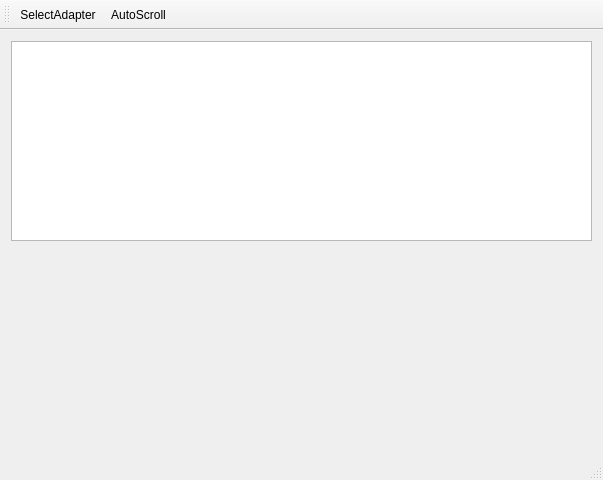
Above: mainwindow.ui from kSDOT/NetworkMonitorGIT before the change. Below: the same form after it.
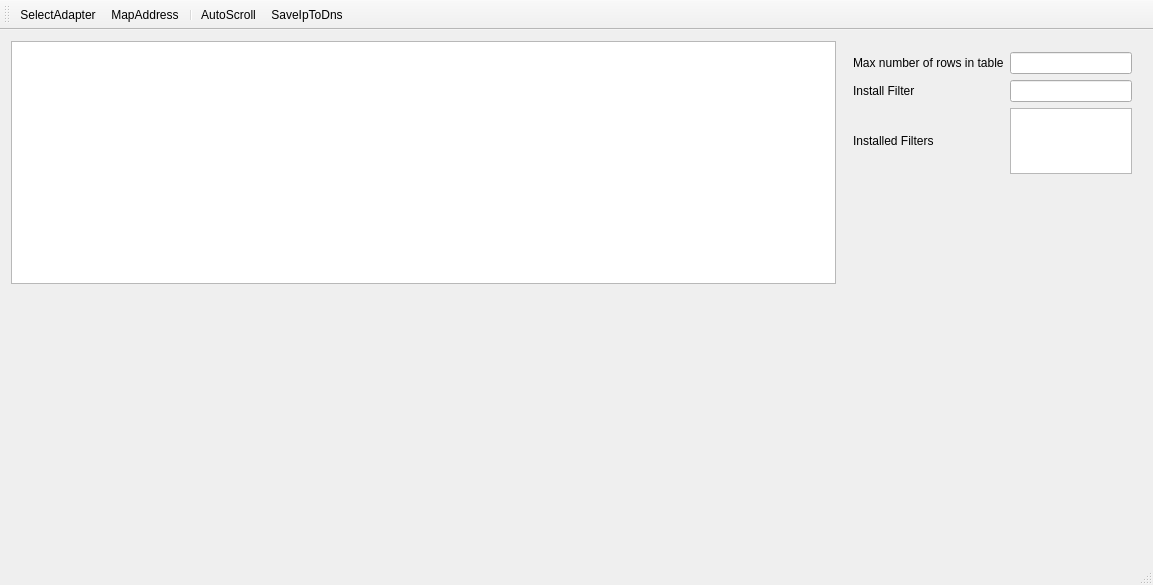
That is the form after the change. Icons and pictures are not drawn. Custom widgets are drawn as their Qt base class.

The edit to the form file:
```diff
--- a/mainwindow.ui
+++ b/mainwindow.ui
@@ -6,15 +6,20 @@
    <rect>
     <x>0</x>
     <y>0</y>
-    <width>603</width>
-    <height>480</height>
+    <width>1153</width>
+    <height>585</height>
    </rect>
   </property>
   <property name="windowTitle">
    <string>MainWindow</string>
   </property>
   <widget class="QWidget" name="centralWidget">
+   <layout class="QHBoxLayout" name="horizontalLayout_2" stretch="0,0">
+    <item>
    <layout class="QVBoxLayout" name="verticalLayout">
+      <property name="sizeConstraint">
+       <enum>QLayout::SetNoConstraint</enum>
+      </property>
     <item>
      <widget class="QTableView" name="statsTableView">
       <property name="sizePolicy">
@@ -50,11 +55,77 @@
     <item>
      <widget class="QWidget" name="statsGraphWidget" native="true">
       <property name="sizePolicy">
-       <sizepolicy hsizetype="Preferred" vsizetype="MinimumExpanding">
+         <sizepolicy hsizetype="Expanding" vsizetype="MinimumExpanding">
         <horstretch>0</horstretch>
         <verstretch>0</verstretch>
        </sizepolicy>
       </property>
+       </widget>
+      </item>
+     </layout>
+    </item>
+    <item>
+     <widget class="QWidget" name="menuWidget" native="true">
+      <property name="sizePolicy">
+       <sizepolicy hsizetype="Minimum" vsizetype="Preferred">
+        <horstretch>100</horstretch>
+        <verstretch>0</verstretch>
+       </sizepolicy>
+      </property>
+      <property name="minimumSize">
+       <size>
+        <width>0</width>
+        <height>0</height>
+       </size>
+      </property>
+      <property name="maximumSize">
+       <size>
+        <width>300</width>
+        <height>16777215</height>
+       </size>
+      </property>
+      <widget class="QWidget" name="gridLayoutWidget">
+       <property name="geometry">
+        <rect>
+         <x>0</x>
+         <y>0</y>
+         <width>301</width>
+         <height>144</height>
+        </rect>
+       </property>
+       <layout class="QGridLayout" name="gridLayout">
+        <item row="0" column="1">
+         <widget class="QLineEdit" name="maxRowsLineEdit"/>
+        </item>
+        <item row="1" column="1">
+         <widget class="QLineEdit" name="filterLineEdit"/>
+        </item>
+        <item row="2" column="0">
+         <widget class="QLabel" name="installedFiltersLineEdit">
+          <property name="text">
+           <string>Installed Filters</string>
+          </property>
+         </widget>
+        </item>
+        <item row="0" column="0">
+         <widget class="QLabel" name="maxRowsLabel">
+          <property name="text">
+           <string>Max number of rows in table</string>
+          </property>
+         </widget>
+        </item>
+        <item row="1" column="0">
+         <widget class="QLabel" name="filter">
+          <property name="text">
+           <string>Install Filter</string>
+          </property>
+         </widget>
+        </item>
+        <item row="2" column="1">
+         <widget class="QTextBrowser" name="installedFiltersTextBrowser"/>
+        </item>
+       </layout>
+      </widget>
      </widget>
     </item>
    </layout>
@@ -89,7 +160,10 @@
     <bool>false</bool>
    </attribute>
    <addaction name="actionSelectAdapter"/>
+   <addaction name="actionMapAddress"/>
+   <addaction name="separator"/>
    <addaction name="actionAutoScroll"/>
+   <addaction name="actionSaveIpToDns"/>
   </widget>
   <widget class="QStatusBar" name="statusBar"/>
   <action name="actionSelectAdapter">
@@ -125,8 +199,72 @@
     <string>Ctrl+Q</string>
    </property>
   </action>
+  <action name="actionMapAddress">
+   <property name="icon">
+    <iconset resource="Resource.qrc">
+     <normaloff>:/Icons/translate.png</normaloff>:/Icons/translate.png</iconset>
+   </property>
+   <property name="text">
+    <string>MapAddress</string>
+   </property>
+   <property name="toolTip">
+    <string>&lt;html&gt;&lt;head/&gt;&lt;body&gt;&lt;p&gt;Maps specific IP addresses to aliases.&lt;/p&gt;&lt;p&gt;&lt;span style=&quot; font-style:italic;&quot;&gt;(Ctrl+ T)&lt;/span&gt;&lt;/p&gt;&lt;/body&gt;&lt;/html&gt;</string>
+   </property>
+   <property name="shortcut">
+    <string>Ctrl+T</string>
+   </property>
+  </action>
+  <action name="actionSaveIpToDns">
+   <property name="checkable">
+    <bool>true</bool>
+   </property>
+   <property name="icon">
+    <iconset resource="Resource.qrc">
+     <normaloff>:/Icons/save.png</normaloff>:/Icons/save.png</iconset>
+   </property>
+   <property name="text">
+    <string>SaveIpToDns</string>
+   </property>
+   <property name="toolTip">
+    <string>&lt;html&gt;&lt;head/&gt;&lt;body&gt;&lt;p&gt;Enable to save the translated ip addresses before exit.&lt;br/&gt;&lt;span style=&quot; font-style:italic;&quot;&gt;(Ctrl + I)&lt;/span&gt;&lt;/p&gt;&lt;/body&gt;&lt;/html&gt;</string>
+   </property>
+   <property name="shortcut">
+    <string>Ctrl+I</string>
+   </property>
+  </action>
+  <action name="actionOpenMenu">
+   <property name="checkable">
+    <bool>true</bool>
+   </property>
+   <property name="icon">
+    <iconset resource="Resource.qrc">
+     <normaloff>:/Icons/menu.png</normaloff>:/Icons/menu.png</iconset>
+   </property>
+   <property name="text">
+    <string>OpenMenu</string>
+   </property>
+   <property name="toolTip">
+    <string>&lt;html&gt;&lt;head/&gt;&lt;body&gt;&lt;p&gt;Open settings and data usage per device drawer.&lt;/p&gt;&lt;p&gt;&lt;span style=&quot; font-style:italic;&quot;&gt;(Ctrl + M)&lt;/span&gt;&lt;/p&gt;&lt;/body&gt;&lt;/html&gt;</string>
+   </property>
+   <property name="shortcut">
+    <string>Ctrl+M</string>
+   </property>
+  </action>
  </widget>
  <layoutdefault spacing="6" margin="11"/>
+ <customwidgets>
+  <customwidget>
+   <class>IterableToolbar</class>
+   <extends>QToolBar</extends>
+   <header location="global">mainwindow.h</header>
+  </customwidget>
+  <customwidget>
+   <class>sta::Chart</class>
+   <extends>QWidget</extends>
+   <header>Chart.h</header>
+   <container>1</container>
+  </customwidget>
+ </customwidgets>
  <resources>
   <include location="Resource.qrc"/>
  </resources>
```
Left out of the diff: 10 changed lines with no effect on the pictures. Lines whose indentation alone changed are shown as unchanged.
